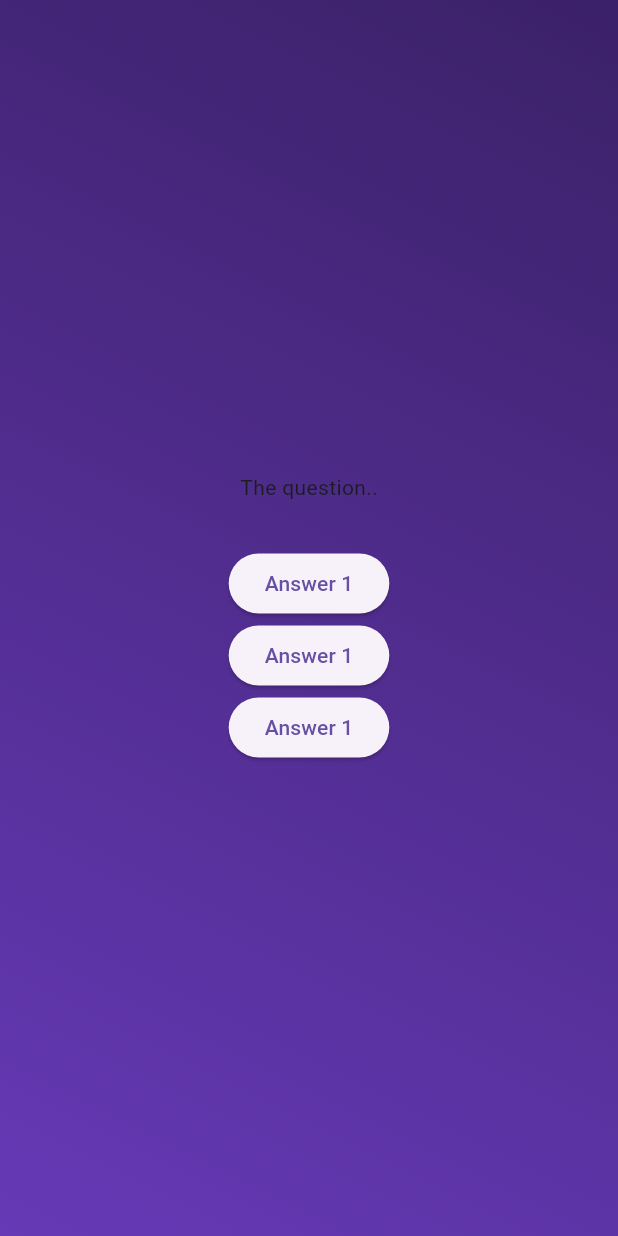
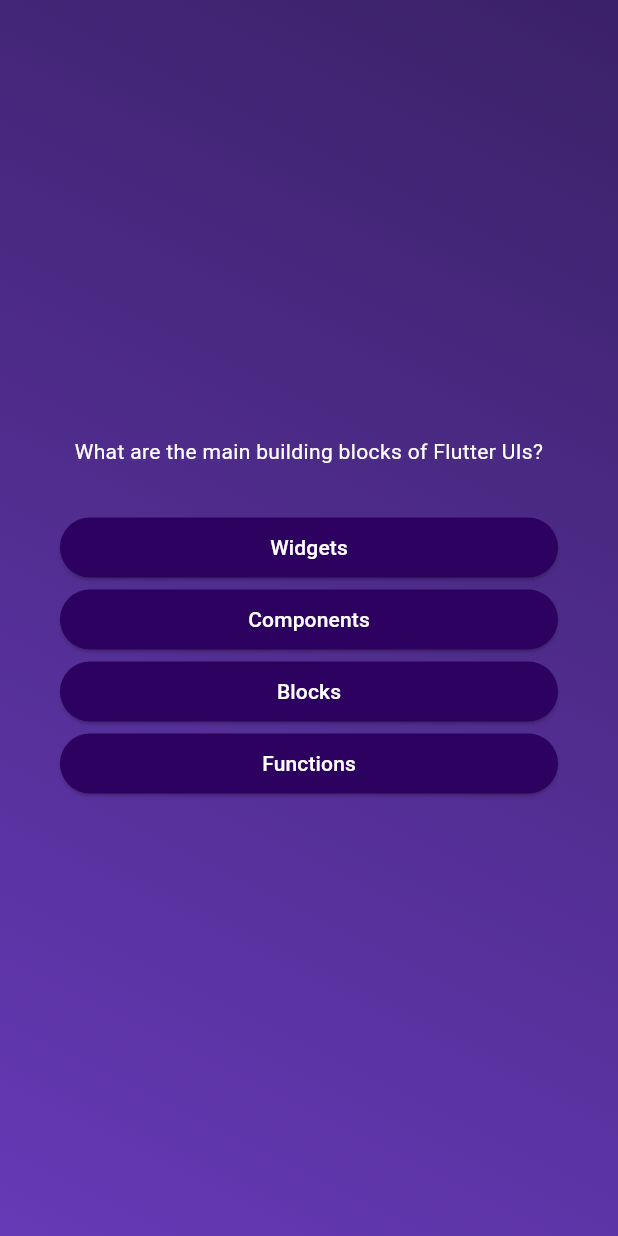
Before and after one commit to Chohanwool/flutter-quiz_app, a Flutter app: the screen it shows after launch, after a tap on "Start Quiz", on a phone screen of 412 x 824 dp. Run offline on Flutter 3.47's test engine with Material 3 defaults, Android fonts, the phone set to English and light mode, and no system bars.

Commit message:
[feat] Reusable Button 추가

```diff
--- /dev/null
+++ b/lib/answer_button.dart
@@ -0,0 +1,26 @@
+import 'package:flutter/material.dart';
+
+class AnswerButton extends StatelessWidget {
+  final String answerText;
+  final void Function() onTap;
+
+  const AnswerButton({
+    required this.answerText,
+    required this.onTap,
+    super.key,
+  });
+
+  @override
+  Widget build(BuildContext context) {
+    return ElevatedButton(
+      onPressed: onTap,
+      style: ElevatedButton.styleFrom(
+        backgroundColor: const Color.fromARGB(255, 44, 1, 95),
+        foregroundColor: Colors.white,
+        shape: RoundedRectangleBorder(borderRadius: BorderRadius.circular(40)),
+        padding: EdgeInsets.symmetric(vertical: 10, horizontal: 40),
+      ),
+      child: Text(answerText),
+    );
+  }
+}
--- a/lib/question_screen.dart
+++ b/lib/question_screen.dart
@@ -1,4 +1,6 @@
 import 'package:flutter/material.dart';
+import 'package:quiz_app/answer_button.dart';
+import 'package:quiz_app/data/questions.dart';
 
 class QuestionScreen extends StatefulWidget {
   const QuestionScreen({super.key});
@@ -8,19 +10,29 @@ class QuestionScreen extends StatefulWidget {
 }
 
 class _QuestionScreenState extends State<QuestionScreen> {
+  final currentQuestion = questions[0];
+
   @override
   Widget build(BuildContext context) {
     return SizedBox(
       width: double.infinity,
-      child: Column(
-        mainAxisAlignment: MainAxisAlignment.center,
-        children: <Widget>[
-          const Text('The question..'),
-          const SizedBox(height: 30),
-          ElevatedButton(onPressed: () {}, child: const Text('Answer 1')),
-          ElevatedButton(onPressed: () {}, child: const Text('Answer 1')),
-          ElevatedButton(onPressed: () {}, child: const Text('Answer 1')),
-        ],
+      child: Container(
+        margin: EdgeInsets.all(40),
+        child: Column(
+          mainAxisAlignment: MainAxisAlignment.center,
+          crossAxisAlignment: CrossAxisAlignment.stretch,
+          children: <Widget>[
+            Text(
+              currentQuestion.text,
+              textAlign: TextAlign.center,
+              style: TextStyle(color: Colors.white),
+            ),
+            const SizedBox(height: 30),
+            ...currentQuestion.answers.map(
+              (answer) => AnswerButton(answerText: answer, onTap: () {}),
+            ),
+          ],
+        ),
       ),
     );
   }
```
